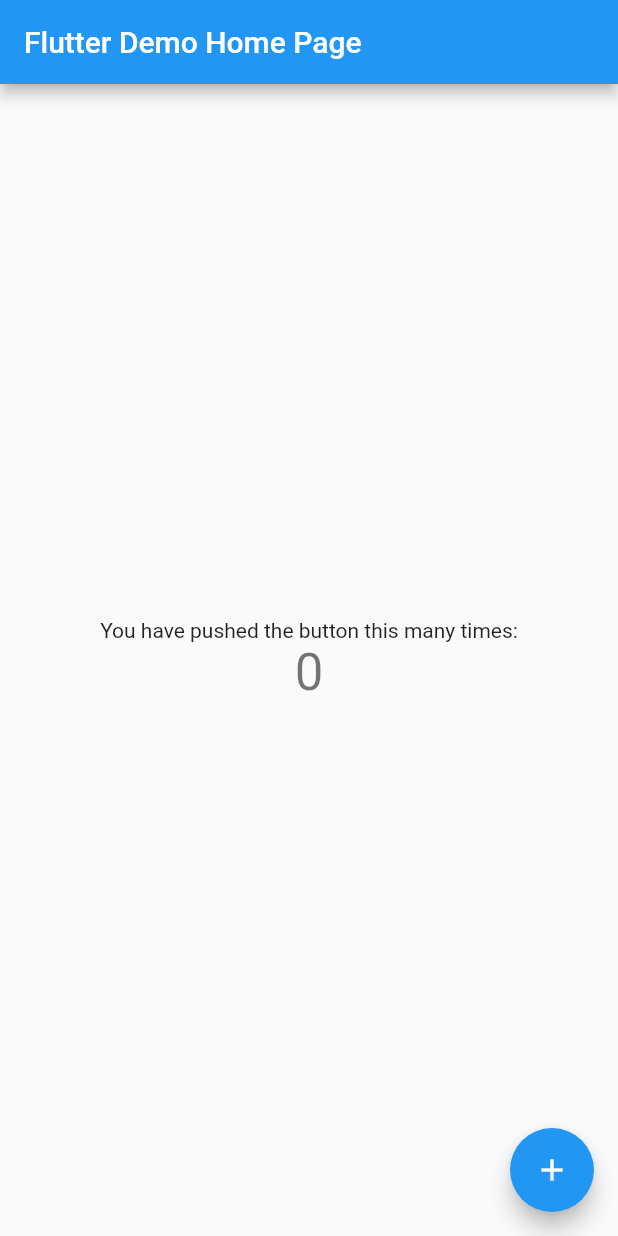
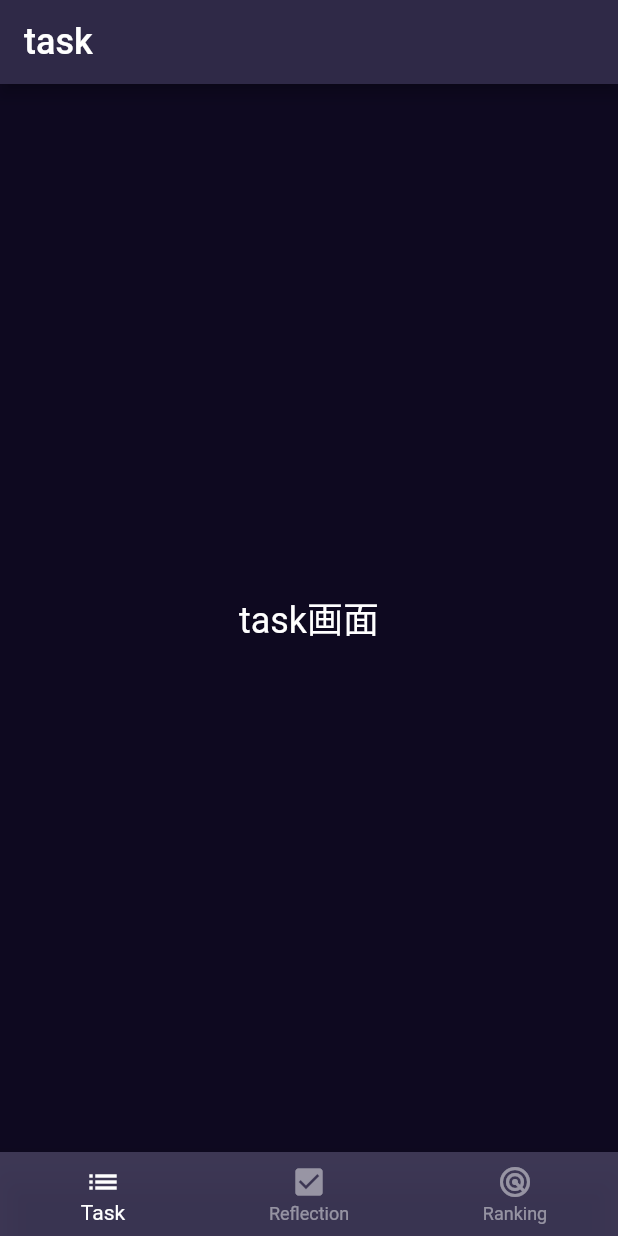
Before and after one commit to bokotomo/flutter-sample, a Flutter app: the screen it shows after launch, on a phone screen of 412 x 824 dp. Run offline on Flutter 3.47's test engine with Material 2 defaults, Android fonts, the phone set to English and light mode, and no system bars.

Commit message:
feat: compornts

```diff
--- a/lib/app.dart
+++ /dev/null
@@ -1,62 +0,0 @@
-import 'package:flutter/material.dart';
-
-class MyApp extends StatelessWidget {
-  const MyApp({super.key});
-
-  @override
-  Widget build(BuildContext context) {
-    return MaterialApp(
-      title: 'Flutter Demo',
-      theme: ThemeData(
-        primarySwatch: Colors.blue,
-      ),
-      home: const MyHomePage(title: 'Flutter Demo Home Page'),
-    );
-  }
-}
-
-class MyHomePage extends StatefulWidget {
-  const MyHomePage({super.key, required this.title});
-  final String title;
-
-  @override
-  State<MyHomePage> createState() => _MyHomePageState();
-}
-
-class _MyHomePageState extends State<MyHomePage> {
-  int _counter = 0;
-
-  void _incrementCounter() {
-    setState(() {
-      _counter++;
-    });
-  }
-
-  @override
-  Widget build(BuildContext context) {
-    return Scaffold(
-      appBar: AppBar(
-        title: Text(widget.title),
-      ),
-      body: Center(
-        child: Column(
-          mainAxisAlignment: MainAxisAlignment.center,
-          children: <Widget>[
-            const Text(
-              'You have pushed the button this many times:',
-            ),
-            Text(
-              '$_counter',
-              style: Theme.of(context).textTheme.headlineMedium,
-            ),
-          ],
-        ),
-      ),
-      floatingActionButton: FloatingActionButton(
-        onPressed: _incrementCounter,
-        tooltip: 'Increment',
-        child: const Icon(Icons.add),
-      ),
-    );
-  }
-}
--- /dev/null
+++ b/lib/components/atoms/text.dart
@@ -0,0 +1,37 @@
+import 'package:flutter/material.dart';
+import 'package:gamer_reflection/modules/const/size.dart' as constSize;
+import 'package:gamer_reflection/modules/const/color.dart' as color;
+
+/// 基本的なテキスト
+class BasicText extends StatelessWidget {
+  const BasicText({
+    super.key,
+    required this.text,
+    required this.size,
+  });
+  // 文字
+  final String text;
+  // サイズ
+  final String size;
+
+  /// 文字サイズを返す
+  double getFontSize() {
+    if (size == "L") {
+      return constSize.fontL;
+    } else if (size == "M") {
+      return constSize.fontM;
+    }
+    return constSize.fontS;
+  }
+
+  @override
+  Widget build(BuildContext context) {
+    return Text(
+      text,
+      style: TextStyle(
+        fontSize: getFontSize(),
+        color: color.textColor,
+      ),
+    );
+  }
+}
--- /dev/null
+++ b/lib/components/frames/footer.dart
@@ -0,0 +1,54 @@
+import 'package:flutter/material.dart';
+import 'package:gamer_reflection/modules/const/color.dart' as color;
+
+/// Footer
+class Footer extends StatefulWidget {
+  const Footer({
+    super.key,
+    required this.onItemTapped,
+    required this.selectedIndex,
+  });
+  // タブを押した
+  final void Function(int) onItemTapped;
+  // 選択しているタブ
+  final int selectedIndex;
+
+  @override
+  State<Footer> createState() => _FooterState();
+}
+
+/// タブの一覧
+const items = <BottomNavigationBarItem>[
+  BottomNavigationBarItem(
+    icon: Icon(Icons.list),
+    label: "Task",
+  ),
+  BottomNavigationBarItem(
+    icon: Icon(Icons.check_box),
+    label: "Reflection",
+  ),
+  BottomNavigationBarItem(
+    icon: Icon(Icons.radar),
+    label: "Ranking",
+  ),
+];
+
+/// _FooterState
+class _FooterState extends State<Footer> {
+  void _onItemTapped(int index) {
+    widget.onItemTapped(index);
+  }
+
+  @override
+  Widget build(BuildContext context) {
+    return BottomNavigationBar(
+      currentIndex: widget.selectedIndex,
+      backgroundColor: color.footerColor,
+      onTap: _onItemTapped,
+      items: items,
+      selectedItemColor: color.textColor,
+      unselectedItemColor: color.textOpacityColor,
+      type: BottomNavigationBarType.fixed,
+    );
+  }
+}
--- /dev/null
+++ b/lib/components/frames/header.dart
@@ -0,0 +1,29 @@
+import 'package:flutter/material.dart';
+import 'package:gamer_reflection/components/atoms/text.dart' as text;
+import 'package:gamer_reflection/modules/const/color.dart' as color;
+
+const double headerSize = 20;
+
+/// Header
+class Header extends StatelessWidget with PreferredSizeWidget {
+  const Header({
+    super.key,
+    required this.title,
+  });
+  final String title;
+
+  @override
+  Size get preferredSize => const Size.fromHeight(kToolbarHeight);
+  //const Size(0.0, 0.0); //const Size.fromHeight(kToolbarHeight + headerSize);
+
+  @override
+  Widget build(BuildContext context) {
+    return AppBar(
+      title: text.BasicText(
+        text: title,
+        size: "M",
+      ),
+      backgroundColor: color.barColor,
+    );
+  }
+}
--- /dev/null
+++ b/lib/components/layouts/app.dart
@@ -0,0 +1,23 @@
+import 'package:flutter/material.dart';
+import 'package:gamer_reflection/components/layouts/content.dart' as content;
+
+///
+const title = 'Gamer Reflection';
+
+///
+class App extends StatelessWidget {
+  const App({super.key});
+
+  @override
+  Widget build(BuildContext context) {
+    return MaterialApp(
+      debugShowCheckedModeBanner: false,
+      title: title,
+      theme: ThemeData(
+        // primarySwatch: Colors.blue,
+        visualDensity: VisualDensity.adaptivePlatformDensity,
+      ),
+      home: const content.Content(),
+    );
+  }
+}
--- /dev/null
+++ b/lib/components/layouts/content.dart
@@ -0,0 +1,55 @@
+import 'package:flutter/material.dart';
+import 'package:gamer_reflection/components/frames/footer.dart' as footer;
+import 'package:gamer_reflection/components/screens/task.dart';
+import 'package:gamer_reflection/components/screens/ranking.dart';
+import 'package:gamer_reflection/components/screens/reflection.dart';
+
+/// home
+Widget home(
+  List<StatelessWidget> screens,
+  int selectedIndex,
+  void Function(int) onItemTapped,
+) {
+  return Scaffold(
+    body: screens[selectedIndex],
+    bottomNavigationBar: footer.Footer(
+      onItemTapped: onItemTapped,
+      selectedIndex: selectedIndex,
+    ),
+  );
+}
+
+/// Footer
+class Content extends StatefulWidget {
+  const Content({super.key});
+
+  @override
+  State<Content> createState() => _ContentState();
+}
+
+/// _ContentState
+class _ContentState extends State<Content> {
+  static const _screens = [
+    TaskScreen(),
+    ReflectionScreen(),
+    RankingScreen(),
+  ];
+  int _selectedIndex = 0;
+
+  void _onItemTapped(int index) {
+    setState(() {
+      _selectedIndex = index;
+    });
+  }
+
+  @override
+  Widget build(BuildContext context) {
+    return MaterialApp(
+      home: home(
+        _screens,
+        _selectedIndex,
+        _onItemTapped,
+      ),
+    );
+  }
+}
--- /dev/null
+++ b/lib/components/screens/ranking.dart
@@ -0,0 +1,26 @@
+import 'package:flutter/material.dart';
+import 'package:gamer_reflection/components/atoms/text.dart' as text;
+import 'package:gamer_reflection/components/frames/header.dart' as header;
+import 'package:gamer_reflection/modules/const/color.dart' as color;
+
+///
+const body = Center(
+  child: text.BasicText(
+    text: 'アカウント画面2',
+    size: "M",
+  ),
+);
+
+///
+class RankingScreen extends StatelessWidget {
+  const RankingScreen({super.key});
+
+  @override
+  Widget build(BuildContext context) {
+    return const Scaffold(
+      backgroundColor: color.contentColor,
+      appBar: header.Header(title: "Ranking"),
+      body: body,
+    );
+  }
+}
--- /dev/null
+++ b/lib/components/screens/reflection.dart
@@ -0,0 +1,26 @@
+import 'package:flutter/material.dart';
+import 'package:gamer_reflection/components/atoms/text.dart' as text;
+import 'package:gamer_reflection/components/frames/header.dart' as header;
+import 'package:gamer_reflection/modules/const/color.dart' as color;
+
+///
+const body = Center(
+  child: text.BasicText(
+    text: 'hurikaeri',
+    size: "M",
+  ),
+);
+
+///
+class ReflectionScreen extends StatelessWidget {
+  const ReflectionScreen({super.key});
+
+  @override
+  Widget build(BuildContext context) {
+    return const Scaffold(
+      backgroundColor: color.contentColor,
+      appBar: header.Header(title: "hurikaeri"),
+      body: body,
+    );
+  }
+}
--- /dev/null
+++ b/lib/components/screens/task.dart
@@ -0,0 +1,26 @@
+import 'package:flutter/material.dart';
+import 'package:gamer_reflection/components/atoms/text.dart' as text;
+import 'package:gamer_reflection/components/frames/header.dart' as header;
+import 'package:gamer_reflection/modules/const/color.dart' as color;
+
+///
+const body = Center(
+  child: text.BasicText(
+    text: 'task画面',
+    size: "M",
+  ),
+);
+
+///
+class TaskScreen extends StatelessWidget {
+  const TaskScreen({super.key});
+
+  @override
+  Widget build(BuildContext context) {
+    return const Scaffold(
+      backgroundColor: color.contentColor,
+      appBar: header.Header(title: "task"),
+      body: body,
+    );
+  }
+}
--- a/lib/main.dart
+++ b/lib/main.dart
@@ -1,8 +1,6 @@
-import 'package:flutter/material.dart';
-import './app.dart';
-import "./tabbar.dart";
+import 'package:flutter/material.dart' as material;
+import 'package:gamer_reflection/components/layouts/app.dart';
 
 void main() {
-  runApp(const MyApp());
-  // runApp(const _TextButtonDemo());
+  material.runApp(const App());
 }
--- /dev/null
+++ b/lib/modules/const/color.dart
@@ -0,0 +1,17 @@
+import 'package:flutter/material.dart';
+
+const _darkBlueLittle = Color.fromARGB(239, 49, 43, 74);
+const _darkBlue = Color.fromARGB(255, 14, 9, 32);
+
+/// バーの背景色
+const Color barColor = _darkBlueLittle;
+
+/// フッターの背景色
+const Color footerColor = _darkBlueLittle;
+
+/// コンテンツの背景色
+const Color contentColor = _darkBlue;
+
+/// 基本的な文字色
+const Color textColor = Colors.white;
+const Color textOpacityColor = Color.fromARGB(120, 255, 255, 255);
--- /dev/null
+++ b/lib/modules/const/size.dart
@@ -0,0 +1,4 @@
+/// フォントサイズ
+const double fontS = 20.0;
+const double fontM = 24.0;
+const double fontL = 28.0;
--- /dev/null
+++ b/lib/modules/const/style.dart
@@ -0,0 +1,9 @@
+import 'package:flutter/material.dart';
+import 'package:gamer_reflection/modules/const/size.dart' as size;
+import 'package:gamer_reflection/modules/const/color.dart' as color;
+
+/// テキストのスタイル
+const contentBasicTextStyle = TextStyle(
+  fontSize: size.fontM,
+  color: color.textColor,
+);
--- a/lib/tabbar.dart
+++ /dev/null
@@ -1,32 +0,0 @@
-// Copyright 2019 The Flutter team. All rights reserved.
-// Use of this source code is governed by a BSD-style license that can be
-// found in the LICENSE file.
-
-import 'package:flutter/material.dart';
-
-// import 'package:flutter_gen/gen_l10n/gallery_localizations.dart';
-// import 'package:gallery/demos/material/material_demo_types.dart';
-
-class _TextButtonDemo extends StatelessWidget {
-  @override
-  Widget build(BuildContext context) {
-    // final localizations = GalleryLocalizations.of(context)!;
-    return Center(
-      child: Column(
-        mainAxisSize: MainAxisSize.min,
-        children: [
-          TextButton(
-            onPressed: () {},
-            child: const Text("ok"),
-          ),
-          const SizedBox(height: 12),
-          TextButton.icon(
-            icon: const Icon(Icons.add, size: 18),
-            label: const Text("Ok"),
-            onPressed: () {},
-          ),
-        ],
-      ),
-    );
-  }
-}
--- a/pubspec.yaml
+++ b/pubspec.yaml
@@ -1,4 +1,4 @@
-name: my_app
+name: gamer_reflection
 description: A new Flutter project.
 publish_to: "none"
 version: 1.0.0+1
```
